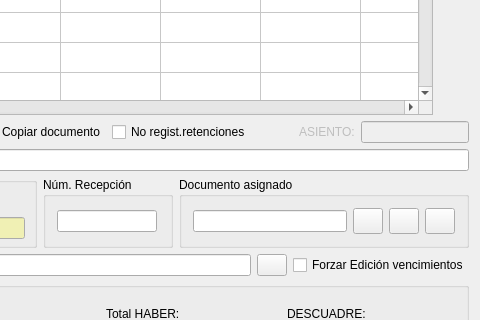
Above: tabla_asientos.ui from DIBOSAJM/keme before the change; both pictures show x 582 to 1062 and y 137 to 457 of the 1062 by 547 pixel window. Below: the same form after it.
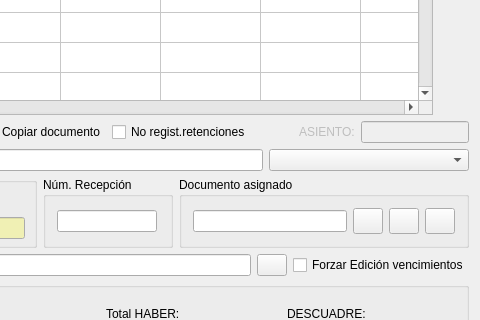
That is the form after the change. Icons and pictures are not drawn.

Patch:
```diff
--- a/tabla_asientos.ui
+++ b/tabla_asientos.ui
@@ -2348,6 +2348,16 @@
        </property>
       </widget>
      </item>
+     <item>
+      <widget class="QComboBox" name="actividad_comboBox">
+       <property name="minimumSize">
+        <size>
+         <width>200</width>
+         <height>0</height>
+        </size>
+       </property>
+      </widget>
+     </item>
     </layout>
    </item>
    <item>
```
Left out of the diff: 32 changed lines with no effect on the pictures.
